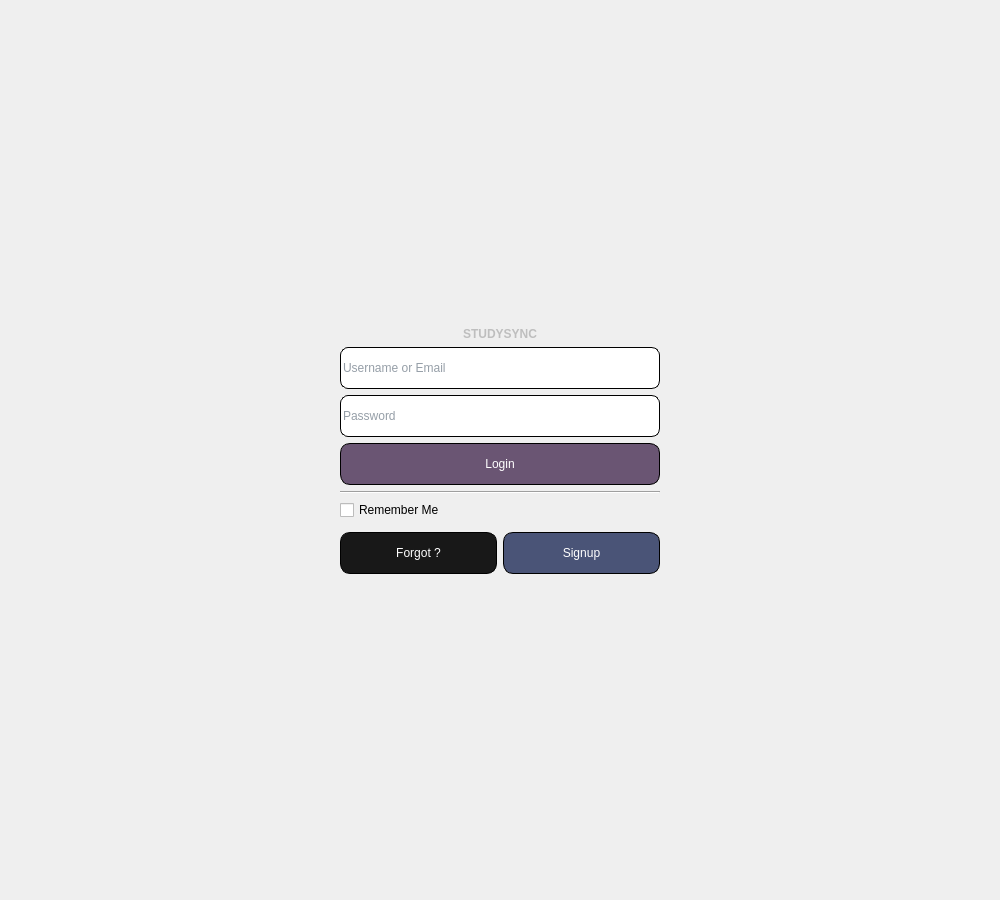
The window that welcomescreen.ui (annamairaj/StudySync) describes before a commit, drawn with Qt 5.
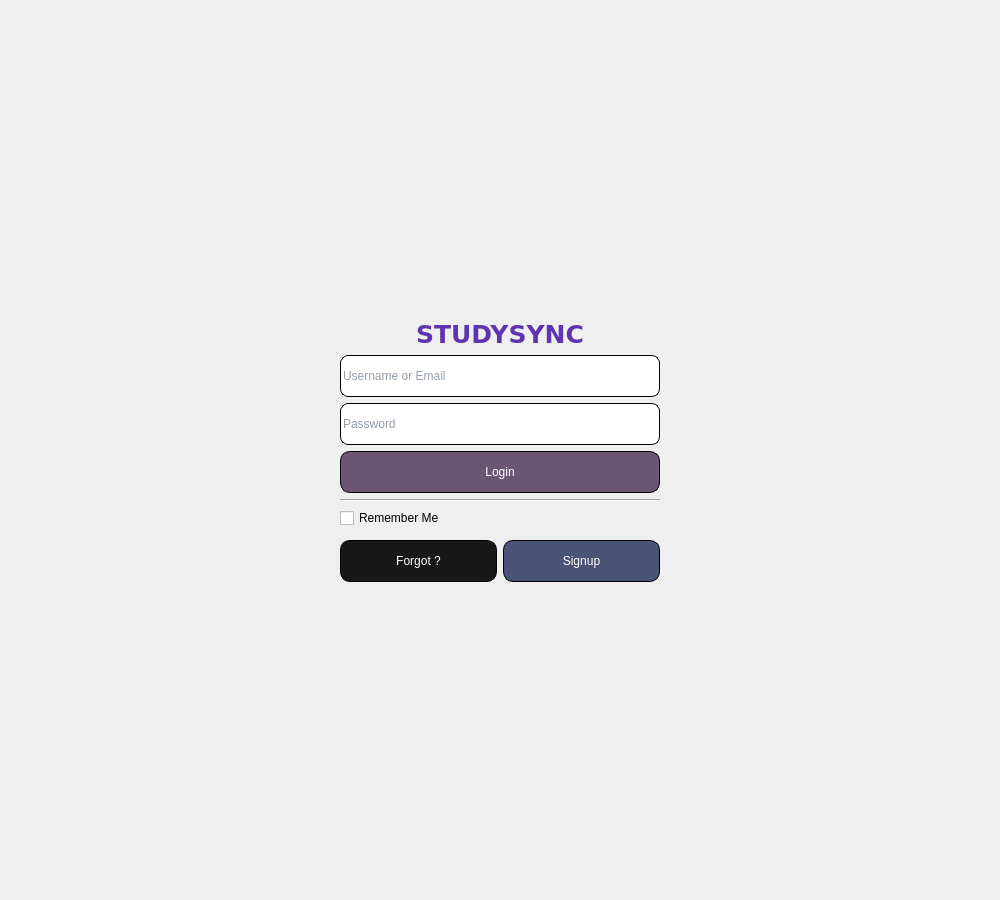
The same window after the commit. The open tabs and pages were chosen to show the change.

Commit message: Anna's Productivity Tracker Page updated along with minor welcome title update

```diff
--- a/welcomescreen.ui
+++ b/welcomescreen.ui
@@ -137,6 +137,18 @@
              <property name="enabled">
               <bool>false</bool>
              </property>
+             <property name="styleSheet">
+              <string notr="true">QLabel#studSyncMainTitle {
+   color: #5e35b1;
+   text-shadow: 0 0 8px #3498db;
+    font-family: Verdana, Geneva, Tahoma, sans-serif;
+    font-weight: bold;
+    font-size: 25px;
+    text-align: center;
+}
+
+</string>
+             </property>
              <property name="text">
               <string>STUDYSYNC</string>
              </property>
```
Left out of the diff: 2 changed lines with no effect on the pictures. The commit also changes 5 other files.
